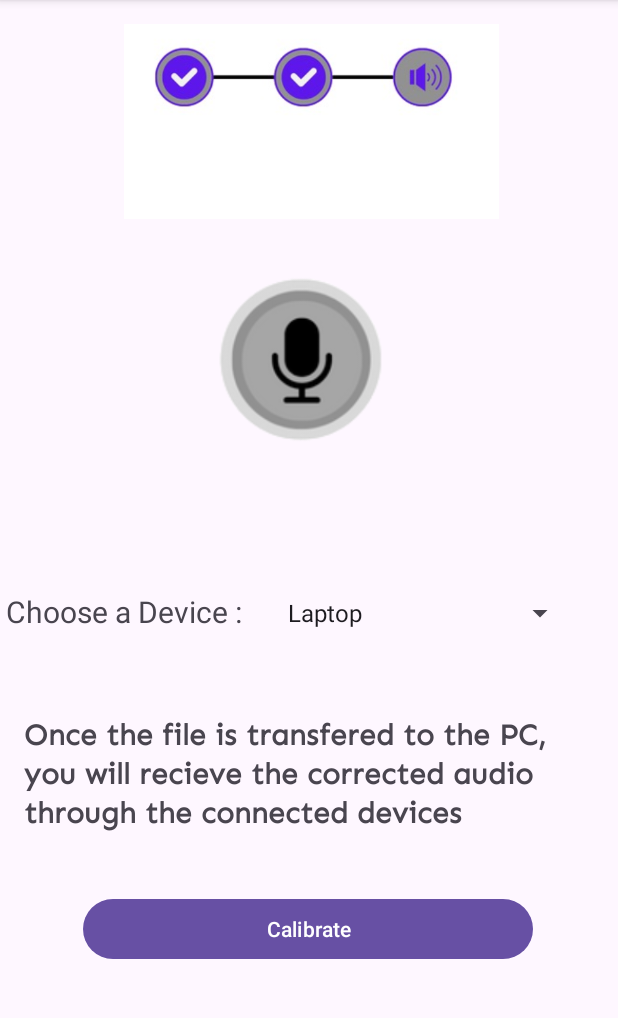
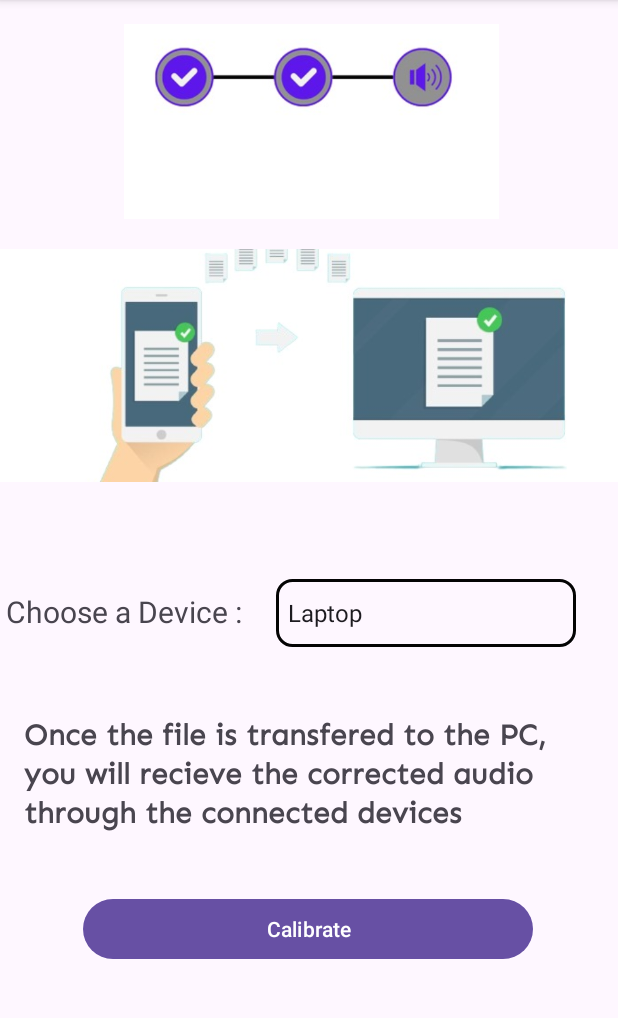
Before and after one commit to HashSuranjana/Sound-Sculpt-Mobile-2, an Android app built with Jetpack Compose: the SaveFile screen opened directly, with no data from a screen before it, on a phone screen of 412 x 824 dp, the part 96-1114 px from its top. Run offline under Robolectric (Android 15) with nearby library versions, the phone set to English and light mode, and no system bars; our stand-ins replace Firebase (no records; nobody signed in at launch, a user with empty details on screens opened directly); 4 statements that could not run were skipped.

Commit message:
photo added  spinner border added

```diff
--- /dev/null
+++ b/app/src/main/res/drawable/spinner_border.xml
@@ -0,0 +1,12 @@
+<!-- spinner_border.xml -->
+<shape xmlns:android="http://schemas.android.com/apk/res/android"
+    android:shape="rectangle">
+    <!-- Border properties -->
+    <stroke
+        android:width="2dp"
+        android:color="#040404" /> <!-- Border color -->
+
+    <corners
+        android:radius="10dp"/>
+
+</shape>
--- a/app/src/main/res/layout/activity_save_file.xml
+++ b/app/src/main/res/layout/activity_save_file.xml
@@ -32,7 +32,7 @@
         android:layout_height="155dp"
         android:layout_marginTop="4dp"
         android:scaleType="centerCrop"
-        android:src="@drawable/mic"
+        android:src="@drawable/image06"
         app:layout_constraintTop_toBottomOf="@id/topLayout"
         tools:ignore="ContentDescription,MissingConstraints"
         tools:layout_editor_absoluteX="0dp" />
@@ -59,6 +59,7 @@
         app:layout_constraintEnd_toEndOf="parent"
         app:layout_constraintHorizontal_bias="0.867"
         app:layout_constraintStart_toStartOf="parent"
+        android:background="@drawable/spinner_border"
         app:layout_constraintTop_toBottomOf="@+id/topLayout" />
 
     <TextView
```
Also changed, not shown: app/src/main/res/drawable/image06.jpg (added).
